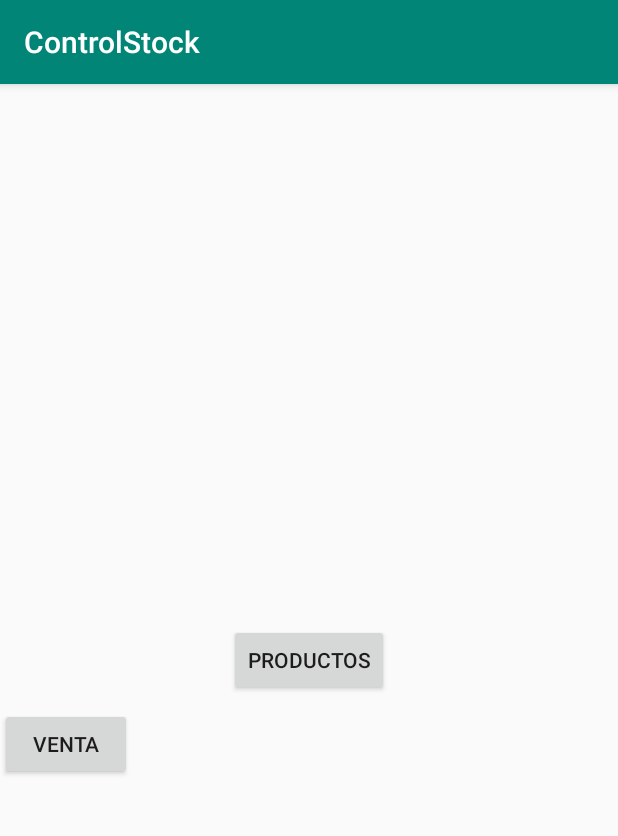
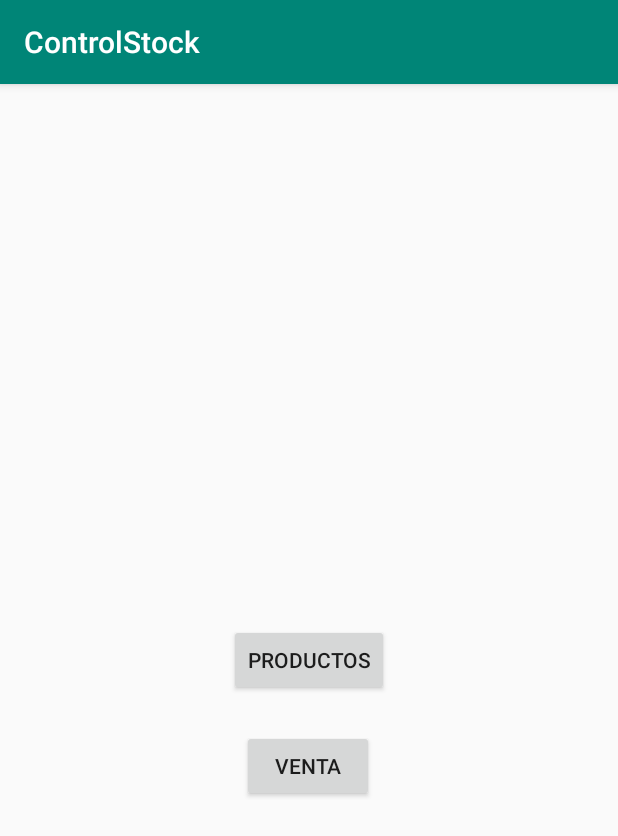
Before and after one commit to SosaToledo/controlstock, an Android app: the screen it shows after launch (MainActivity), on a phone screen of 412 x 824 dp. Shown: the top 836 px of the screen. Run offline under Robolectric (Android 15) with nearby library versions, the phone set to English and light mode, and no system bars.

Commit message:
products_activity

```diff
--- a/app/build.gradle
+++ b/app/build.gradle
@@ -8,7 +8,7 @@ android {
     compileSdkVersion 28
     defaultConfig {
         applicationId "ar.com.thinco.controlstock"
-        minSdkVersion 19
+        minSdkVersion 26
         targetSdkVersion 28
         versionCode 1
         versionName "1.0"
@@ -24,10 +24,11 @@ android {
 
 dependencies {
     implementation fileTree(dir: 'libs', include: ['*.jar'])
-    implementation"org.jetbrains.kotlin:kotlin-stdlib-jdk7:$kotlin_version"
+    implementation "org.jetbrains.kotlin:kotlin-stdlib-jdk7:$kotlin_version"
     implementation 'com.android.support:appcompat-v7:28.0.0'
     implementation 'com.android.support.constraint:constraint-layout:1.1.3'
     testImplementation 'junit:junit:4.12'
     androidTestImplementation 'com.android.support.test:runner:1.0.2'
     androidTestImplementation 'com.android.support.test.espresso:espresso-core:3.0.2'
+    implementation 'com.android.support:design:28.0.0'
 }
--- a/app/src/main/res/layout/activity_main.xml
+++ b/app/src/main/res/layout/activity_main.xml
@@ -10,6 +10,7 @@
             android:text="Productos"
             android:layout_width="wrap_content"
             android:layout_height="wrap_content"
+            android:onClick="toProduct"
             android:id="@+id/btnProductos" android:layout_marginTop="8dp"
             app:layout_constraintTop_toTopOf="parent" android:layout_marginBottom="8dp"
             app:layout_constraintBottom_toBottomOf="parent" app:layout_constraintStart_toStartOf="parent"
@@ -18,6 +19,11 @@
             android:text="Venta"
             android:layout_width="wrap_content"
             android:layout_height="wrap_content"
-            tools:layout_editor_absoluteX="161dp" android:id="@+id/btnVenta" android:layout_marginTop="8dp"
-            app:layout_constraintTop_toBottomOf="@+id/btnProductos"/>
+            android:id="@+id/btnVenta"
+            tools:ignore="MissingConstraints"
+            android:layout_marginStart="8dp" app:layout_constraintStart_toStartOf="parent"
+            android:layout_marginEnd="8dp" app:layout_constraintEnd_toEndOf="parent" android:layout_marginBottom="8dp"
+            app:layout_constraintBottom_toBottomOf="parent" android:layout_marginTop="8dp"
+            app:layout_constraintHorizontal_bias="0.498"
+            app:layout_constraintVertical_bias="0.05" app:layout_constraintTop_toBottomOf="@+id/btnProductos"/>
 </android.support.constraint.ConstraintLayout>
--- a/app/src/main/res/values/strings.xml
+++ b/app/src/main/res/values/strings.xml
@@ -1,3 +1,7 @@
 <resources>
     <string name="app_name">ControlStock</string>
+    <string name="buscar_productos">Buscar productos</string>
+    <string name="todo">TODO</string>
+    <string name="busqueda_de_productos_por_qr">busqueda de productos por qr</string>
+    <string name="cargar_producto">cargar producto</string>
 </resources>
--- a/build.gradle
+++ b/build.gradle
@@ -8,7 +8,7 @@ buildscript {
 
     }
     dependencies {
-        classpath 'com.android.tools.build:gradle:3.4.0'
+        classpath 'com.android.tools.build:gradle:3.4.2'
         classpath "org.jetbrains.kotlin:kotlin-gradle-plugin:$kotlin_version"
         // NOTE: Do not place your application dependencies here; they belong
         // in the individual module build.gradle files
```
Also changed, not shown: app/src/main/AndroidManifest.xml (+12 -10 lines), app/src/main/java/ar/com/thinco/controlstock/MainActivity.kt (+9 -0 lines), app/src/main/java/ar/com/thinco/controlstock/productActivity.kt (added, +12 -0 lines), app/src/main/res/layout/activity_product.xml (added, +34 -0 lines).
